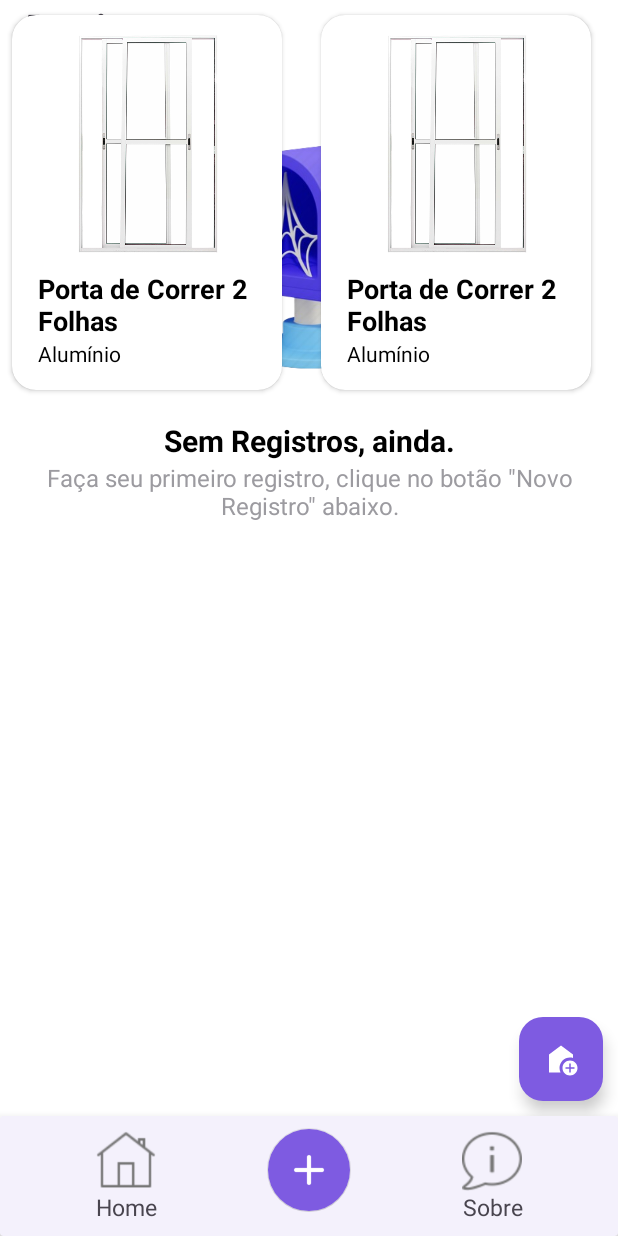
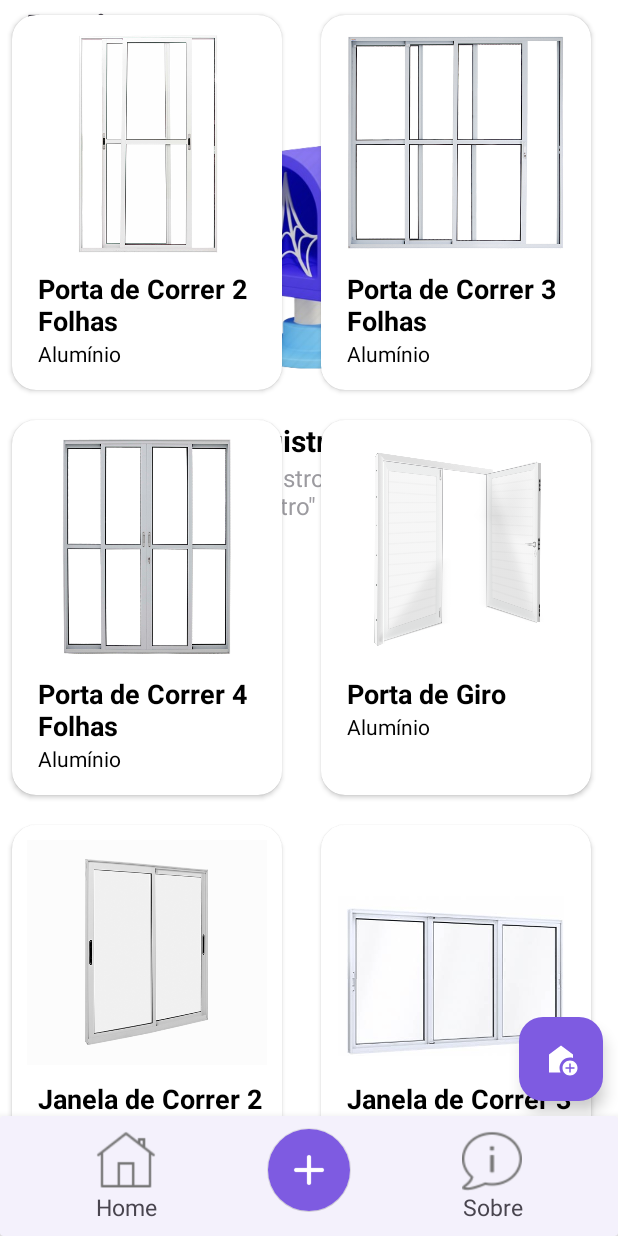
Before and after one commit to aladinjunior/framepro, an Android app: the fragment FramesFragment placed in its activity, on a phone screen of 412 x 824 dp. Run offline under Robolectric (Android 15) with nearby library versions, the phone set to English and light mode, and no system bars; our stand-ins replace Dagger/Hilt's generated code.

Commit message:
feat create frame

```diff
--- a/FramePro/app/src/main/java/com/aladin/framepro/adapters/FramesAdapter.kt
+++ b/FramePro/app/src/main/java/com/aladin/framepro/adapters/FramesAdapter.kt
@@ -1,22 +1,16 @@
 package com.aladin.framepro.adapters
 
-import android.annotation.SuppressLint
 import android.view.LayoutInflater
 import android.view.ViewGroup
 import androidx.recyclerview.widget.RecyclerView
 import com.aladin.framepro.data.models.FrameView
 import com.aladin.framepro.databinding.FramesListItemBinding
 
-class FramesAdapter(private val onFrameClick: (name: String) -> Unit) : RecyclerView.Adapter<FramesAdapter.FramesViewHolder>() {
+class FramesAdapter(private val frameViews: MutableList<FrameView>, private val onFrameClick: (name: String) -> Unit) : RecyclerView.Adapter<FramesAdapter.FramesViewHolder>() {
 
 
-    private val listOfFrameViews: MutableList<FrameView> = mutableListOf()
-
-
-    @SuppressLint("NotifyDataSetChanged")
-    fun setList(newList: List<FrameView>){
-        listOfFrameViews.clear()
-        listOfFrameViews.addAll(newList)
+    fun updateList(frameView: FrameView) {
+        frameViews.add(frameView)
         notifyDataSetChanged()
     }
     override fun onCreateViewHolder(parent: ViewGroup, viewType: Int): FramesViewHolder {
@@ -26,11 +20,11 @@ class FramesAdapter(private val onFrameClick: (name: String) -> Unit) : Recycler
     }
 
     override fun onBindViewHolder(holder: FramesViewHolder, position: Int) {
-        holder.bind(listOfFrameViews[position])
+        holder.bind(frameViews[position])
     }
 
     override fun getItemCount(): Int {
-        return listOfFrameViews.size
+        return frameViews.size
     }
 
     inner class FramesViewHolder(private val binding: FramesListItemBinding) : RecyclerView.ViewHolder(binding.root){
--- a/FramePro/app/src/main/java/com/aladin/framepro/data/models/FrameView.kt
+++ b/FramePro/app/src/main/java/com/aladin/framepro/data/models/FrameView.kt
@@ -3,7 +3,7 @@ package com.aladin.framepro.data.models
 import android.content.Context
 import android.net.Uri
 import com.aladin.framepro.R
-import com.aladin.framepro.extensions.getResourceUri
+import com.aladin.framepro.extensions.resourcesToUri
 
 data class FrameView(
     val imgCover: Uri,
@@ -24,14 +24,59 @@ class FrameViewBuilder {
 fun frameView(block: FrameViewBuilder.() -> Unit): FrameView =
     FrameViewBuilder().apply(block).build()
 
-fun initialFrames(context: Context) = listOf(
+fun initialFrames(context: Context) = mutableListOf(
     frameView {
-        imgCover = getResourceUri(context, R.drawable.pcorrer_2f)
+        imgCover = resourcesToUri(context, R.drawable.pcorrer_2f)
         name = context.getString(R.string.pcorrer_2f)
     },
 
     frameView {
-        imgCover = getResourceUri(context, R.drawable.pcorrer_2f)
-        name = context.getString(R.string.pcorrer_2f)
-    }
+        imgCover = resourcesToUri(context, R.drawable.pcorrer_3f)
+        name = context.getString(R.string.pcorrer_3f)
+    },
+
+    frameView {
+        imgCover = resourcesToUri(context, R.drawable.pcorrer_4f)
+        name = context.getString(R.string.pcorrer_4f)
+    },
+
+    frameView {
+        imgCover = resourcesToUri(context, R.drawable.pgiro)
+        name = context.getString(R.string.pspin)
+    },
+
+    frameView {
+        imgCover = resourcesToUri(context, R.drawable.jcorrer_2f)
+        name = context.getString(R.string.jcorrer_2f)
+    },
+
+    frameView {
+        imgCover = resourcesToUri(context, R.drawable.jcorrer_3f)
+        name = context.getString(R.string.jcorrer_3f)
+    },
+
+    frameView {
+        imgCover = resourcesToUri(context, R.drawable.jcorrer_4f)
+        name = context.getString(R.string.jcorrer_4f)
+    },
+
+    frameView {
+        imgCover = resourcesToUri(context, R.drawable.pivotante)
+        name = context.getString(R.string.pivot)
+    },
+
+    frameView {
+        imgCover = resourcesToUri(context, R.drawable.maxim_ar)
+        name = context.getString(R.string.maxim_ar)
+    },
+
+    frameView {
+        imgCover = resourcesToUri(context, R.drawable.quadro_fixo)
+        name = context.getString(R.string.fixed)
+    },
+
+    frameView {
+        imgCover = resourcesToUri(context, R.drawable.guarda_corpo)
+        name = context.getString(R.string.keep_body)
+    },
 )
--- a/FramePro/app/src/main/java/com/aladin/framepro/extensions/Extensions.kt
+++ b/FramePro/app/src/main/java/com/aladin/framepro/extensions/Extensions.kt
@@ -12,10 +12,8 @@ import androidx.fragment.app.Fragment
 import androidx.lifecycle.LiveData
 import androidx.lifecycle.MediatorLiveData
 import com.aladin.framepro.R
-import com.aladin.framepro.data.models.FrameView
 import com.aladin.framepro.data.models.Frame
 import com.aladin.framepro.data.models.FrameEntity
-import com.aladin.framepro.data.models.FrameViewBuilder
 import com.aladin.framepro.data.models.RegisterEntity
 import com.aladin.framepro.data.models.Register
 import com.google.android.material.bottomsheet.BottomSheetDialog
@@ -62,25 +60,6 @@ fun <T, U> LiveData<T>.map(transform: (T) -> U): LiveData<U> {
     }
     return result
 }
-
-//fun Fragment.buildFrames() : List<FrameView> {
-//    return listOf(
-//            FrameView(R.drawable.pcorrer_2f, getString(R.string.pcorrer_2f)),
-//            FrameView(R.drawable.pcorrer_3f, getString(R.string.pcorrer_3f)),
-//            FrameView(R.drawable.pcorrer_4f, getString(R.string.pcorrer_4f)),
-//            FrameView(R.drawable.pgiro, getString(R.string.pspin)),
-//            FrameView(R.drawable.jcorrer_2f, getString(R.string.jcorrer_2f)),
-//            FrameView(R.drawable.jcorrer_3f, getString(R.string.jcorrer_3f)),
-//            FrameView(R.drawable.jcorrer_4f, getString(R.string.jcorrer_4f)),
-//            FrameView(R.drawable.pivotante, getString(R.string.pivot)),
-//            FrameView(R.drawable.maxim_ar, getString(R.string.maxim_ar)),
-//            FrameView(R.drawable.quadro_fixo, getString(R.string.fixed)),
-//            FrameView(R.drawable.guarda_corpo, getString(R.string.keep_body)),
-//
-//        )
-//
-//}
-
 
 
 fun Frame.toFrameDescriptionEntity() : FrameEntity {
@@ -136,5 +115,5 @@ fun View.oval(@ColorInt color: Int) : ShapeDrawable {
     return oval
 }
 
-fun FrameViewBuilder.getResourceUri(context: Context, resourceId: Int): Uri =
+fun resourcesToUri(context: Context, resourceId: Int): Uri =
     Uri.parse("android.resource://" + context.packageName + "/" + resourceId)
--- a/FramePro/app/src/main/java/com/aladin/framepro/ui/FramesFragment.kt
+++ b/FramePro/app/src/main/java/com/aladin/framepro/ui/FramesFragment.kt
@@ -14,8 +14,6 @@ import com.aladin.framepro.adapters.FramesAdapter
 import com.aladin.framepro.data.models.initialFrames
 import com.aladin.framepro.databinding.FragmentFramesBinding
 import com.aladin.framepro.util.Navigation
-
-import com.aladin.framepro.extensions.showToast
 import com.aladin.framepro.viewmodel.AddFrameViewModel
 import com.aladin.framepro.viewmodel.RegisterViewModel
 import dagger.hilt.android.AndroidEntryPoint
@@ -30,16 +28,13 @@ class FramesFragment : Fragment(R.layout.fragment_frames) {
 
     private lateinit var frameSheet: FrameSheet
 
+    private lateinit var createFrameSheet: CreateFrameSheet
+
     private val addFrameViewModel: AddFrameViewModel by viewModels()
 
     private var mainActivity: MainActivity? = null
 
-    private val adapter by lazy {
-        FramesAdapter { str ->
-            frameSheet = FrameSheet(str, viewModel = addFrameViewModel)
-            frameSheet.show(requireActivity().supportFragmentManager, "frameTag")
-        }
-    }
+    private lateinit var adapter: FramesAdapter
 
     private val registerViewModel: RegisterViewModel by viewModels()
 
@@ -58,14 +53,26 @@ class FramesFragment : Fragment(R.layout.fragment_frames) {
 
         mainActivity?.isEnabledBottomBar(false)
 
+        adapter = FramesAdapter(initialFrames(requireContext())) { frameName ->
+            frameSheet = FrameSheet(frameName, viewModel = addFrameViewModel)
+            frameSheet.show(requireActivity().supportFragmentManager, "frameTag")
+        }
+
 
 
         binding.framesRv.layoutManager = GridLayoutManager(requireContext(), 2)
         binding.framesRv.adapter = adapter
-        adapter.setList(initialFrames(requireContext()))
+
 
         addFrameViewModel.savedOnDb.observe(viewLifecycleOwner) {
             if (it) binding.saveBttn.visibility = View.VISIBLE
+        }
+
+        binding.createFrame.setOnClickListener {
+            createFrameSheet = CreateFrameSheet(addFrameViewModel) { createdFrameView ->
+                adapter.updateList(createdFrameView)
+            }
+            createFrameSheet.show(requireActivity().supportFragmentManager, "frameTag")
         }
 
         binding.saveBttn.setOnClickListener {
--- a/FramePro/app/src/main/res/values/strings.xml
+++ b/FramePro/app/src/main/res/values/strings.xml
@@ -49,4 +49,5 @@
     <string name="new_frame">Nova Esquadria</string>
     <string name="material">Material</string>
     <string name="frame_name">Nome da Esquadria</string>
+    <string name="pick_image">Escolha uma Imagem</string>
 </resources>
```
Also changed, not shown: FramePro/app/src/main/java/com/aladin/framepro/ui/CreateFrameSheet.kt (renamed from FramePro/app/src/main/java/com/aladin/framepro/ui/NewFrameSheet.kt, +34 -17 lines), FramePro/app/src/main/res/layout/fragment_create_frame_sheet.xml (renamed from FramePro/app/src/main/res/layout/fragment_new_frame_sheet.xml, +10 -0 lines).
